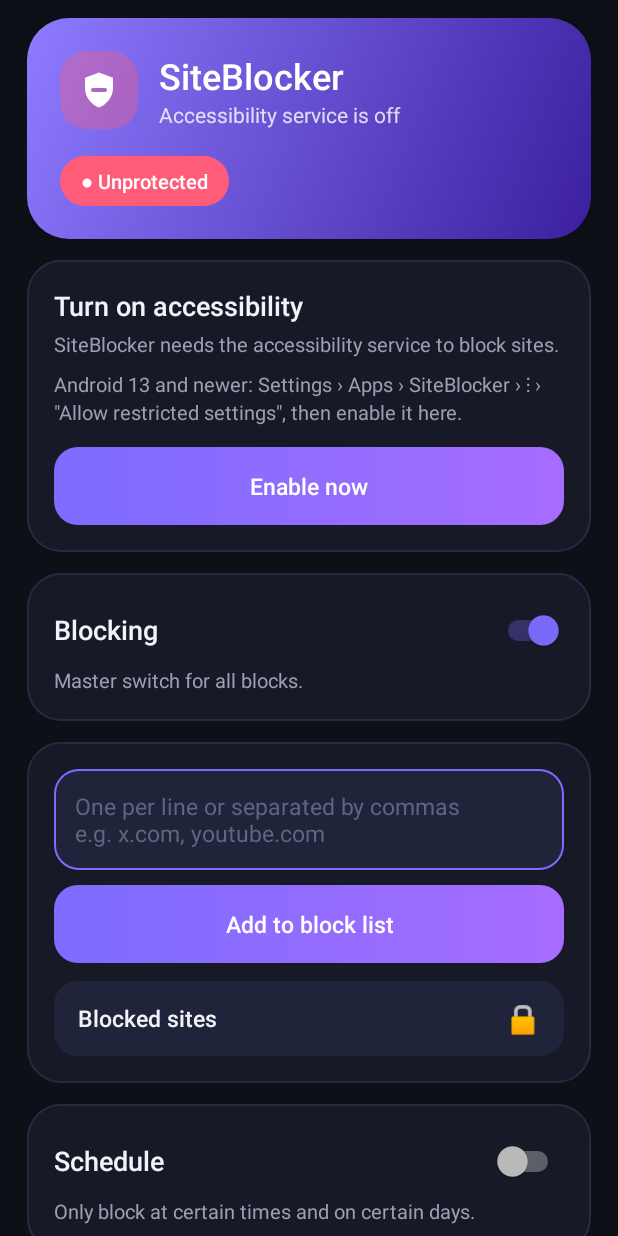
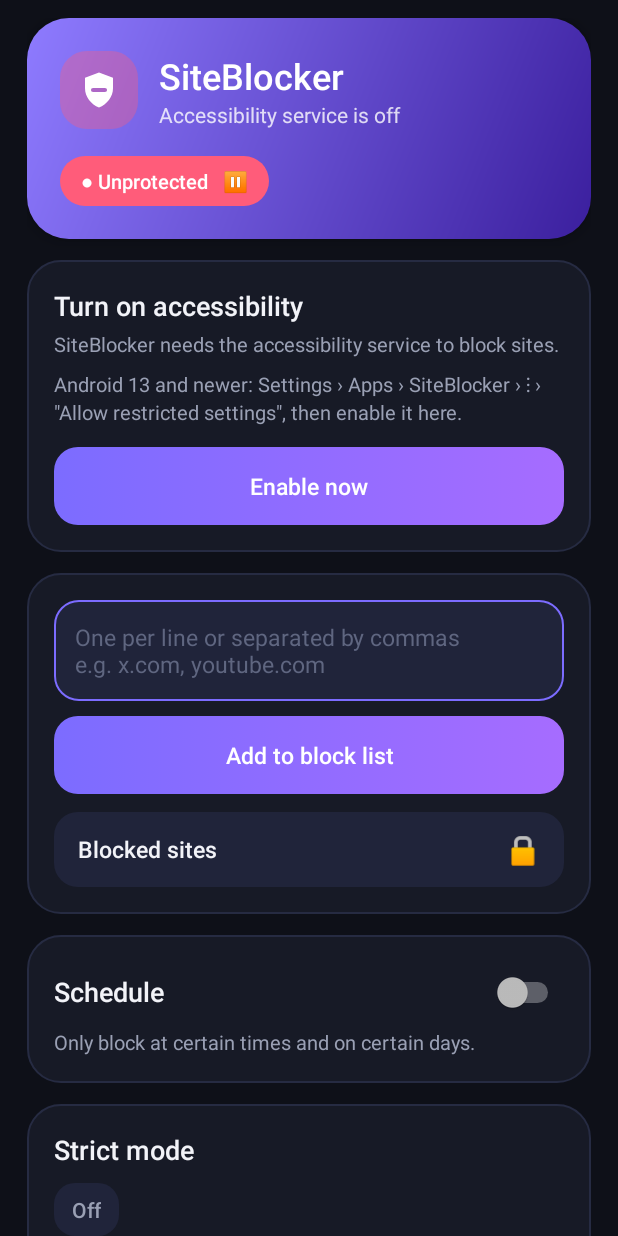
Before and after one commit to MaximusFinch/Website-Blocker, an Android app: the screen it shows after launch (MainActivity), on a phone screen of 412 x 824 dp. Run offline under Robolectric (Android 15) with nearby library versions, the phone set to English and light mode, and no system bars.

Commit message:
Version 1.8
- Replace the "Blocking" master switch with a notice that only shows
  while blocking is paused and slides away once turned on
- Tapping the status pill pauses blocking (with confirmation)

Co-Authored-By: Claude Opus 5.5 <noreply@anthropic.com>

```diff
--- a/app/build.gradle.kts
+++ b/app/build.gradle.kts
@@ -11,8 +11,8 @@ android {
         applicationId = "app.siteblocker"
         minSdk = 24
         targetSdk = 34
-        versionCode = 8
-        versionName = "1.7"
+        versionCode = 9
+        versionName = "1.8"
     }
 
     // The signing key is NOT stored in this repository. The build reads it from
--- a/app/src/main/java/app/siteblocker/MainActivity.kt
+++ b/app/src/main/java/app/siteblocker/MainActivity.kt
@@ -50,7 +50,6 @@ class MainActivity : Activity() {
     private lateinit var serviceCard: View
     private lateinit var btnService: Button
     private lateinit var locked: TextView
-    private lateinit var swEnabled: Switch
     private lateinit var input: EditText
     private lateinit var siteList: LinearLayout
     private lateinit var swSchedule: Switch
@@ -110,7 +109,6 @@ class MainActivity : Activity() {
         serviceCard = findViewById(R.id.service_card)
         btnService = findViewById(R.id.btn_service)
         locked = findViewById(R.id.locked)
-        swEnabled = findViewById(R.id.sw_enabled)
         input = findViewById(R.id.input_site)
         siteList = findViewById(R.id.site_list)
         swSchedule = findViewById(R.id.sw_schedule)
@@ -128,10 +126,23 @@ class MainActivity : Activity() {
         btnAdd = findViewById(R.id.btn_add)
         btnAdd.setOnClickListener { addSites() }
 
-        swEnabled.setOnCheckedChangeListener { _, checked ->
-            if (binding) return@setOnCheckedChangeListener
-            if (!checked && isLocked()) { denied(); refresh(); return@setOnCheckedChangeListener }
-            BlockConfig.setEnabled(this, checked); refresh()
+        // Paused-notice: "Turn on" closes it (it slides away upwards)
+        findViewById<Button>(R.id.btn_enable).setOnClickListener {
+            BlockConfig.setEnabled(this, true); refresh()
+        }
+
+        // Tapping the status pauses blocking (or turns it back on)
+        status.setOnClickListener {
+            when {
+                !BlockConfig.isEnabled(this) -> { BlockConfig.setEnabled(this, true); refresh() }
+                isLocked() -> denied()
+                else -> AlertDialog.Builder(this)
+                    .setTitle("Pause blocking?")
+                    .setMessage("Nothing will be blocked until you turn it back on.")
+                    .setPositiveButton("Pause") { _, _ -> BlockConfig.setEnabled(this, false); refresh() }
+                    .setNegativeButton("Cancel", null)
+                    .show()
+            }
         }
 
         swSchedule.setOnCheckedChangeListener { _, checked ->
@@ -282,7 +293,10 @@ class MainActivity : Activity() {
         }
         val protectedNow = reason == null
         val statusColor = getColor(if (protectedNow) R.color.success else R.color.danger)
-        status.setText(if (protectedNow) R.string.status_ok else R.string.status_off)
+        // Pause symbol shows that the status can be tapped to pause blocking
+        val canPause = BlockConfig.isEnabled(this) && !isLocked()
+        status.text = getString(if (protectedNow) R.string.status_ok else R.string.status_off) +
+            if (canPause) "   ⏸" else ""
         status.setTextColor(if (protectedNow) 0xFF06281A.toInt() else 0xFFFFFFFF.toInt())
         headerSub.setText(reason ?: R.string.sub_active)
         status.background = GradientDrawable().apply {
@@ -297,11 +311,11 @@ class MainActivity : Activity() {
 
         val lock = isLocked()
         locked.visibility = if (lock) View.VISIBLE else View.GONE
+        // Only shown while blocking is paused (never in strict mode)
+        cardEnabled.visibility = if (!lock && !BlockConfig.isEnabled(this)) View.VISIBLE else View.GONE
         // Can't be changed in strict mode -> don't show at all
-        cardEnabled.visibility = if (lock) View.GONE else View.VISIBLE
         cardSchedule.visibility = if (lock) View.GONE else View.VISIBLE
 
-        swEnabled.isChecked = BlockConfig.isEnabled(this)
         swSchedule.isChecked = BlockConfig.isScheduleEnabled(this)
         scheduleBox.visibility = if (swSchedule.isChecked) View.VISIBLE else View.GONE
         btnStart.text = fmt(BlockConfig.getStart(this))
--- a/app/src/main/res/layout/activity_main.xml
+++ b/app/src/main/res/layout/activity_main.xml
@@ -9,6 +9,7 @@
     <LinearLayout
         android:layout_width="match_parent"
         android:layout_height="wrap_content"
+        android:animateLayoutChanges="true"
         android:orientation="vertical"
         android:paddingHorizontal="18dp"
         android:paddingTop="12dp"
@@ -114,19 +115,24 @@
             android:textSize="14sp"
             android:visibility="gone" />
 
-        <!-- Master switch (hidden in strict mode) -->
+        <!-- Notice: blocking turned off. Only shown while off, slides away once turned on -->
         <LinearLayout
             android:id="@+id/card_enabled"
-            style="@style/Card">
+            style="@style/Card"
+            android:visibility="gone">
 
-            <Switch
-                android:id="@+id/sw_enabled"
-                style="@style/CardSwitch"
-                android:text="@string/blocking_enabled" />
+            <TextView
+                style="@style/CardTitle"
+                android:text="@string/blocking_off_title" />
 
             <TextView
                 style="@style/CardDesc"
-                android:text="@string/blocking_desc" />
+                android:text="@string/blocking_off_desc" />
+
+            <Button
+                android:id="@+id/btn_enable"
+                style="@style/PrimaryButton"
+                android:text="@string/turn_on" />
         </LinearLayout>
 
         <!-- Block list -->
--- a/app/src/main/res/values/strings.xml
+++ b/app/src/main/res/values/strings.xml
@@ -11,7 +11,7 @@
     <string name="status_off">●  Unprotected</string>
     <string name="sub_active">Sites on your list are being blocked</string>
     <string name="sub_service_off">Accessibility service is off</string>
-    <string name="sub_disabled">Blocking is turned off</string>
+    <string name="sub_disabled">Blocking is paused</string>
     <string name="sub_no_sites">No sites on the block list</string>
     <string name="sub_schedule">Outside the scheduled times</string>
     <string name="auth_title">Show blocked sites</string>
@@ -19,8 +19,9 @@
     <string name="service_off_title">Turn on accessibility</string>
     <string name="service_off_desc">SiteBlocker needs the accessibility service to block sites.</string>
     <string name="enable_service">Enable now</string>
-    <string name="blocking_enabled">Blocking</string>
-    <string name="blocking_desc">Master switch for all blocks.</string>
+    <string name="blocking_off_title">Blocking is paused</string>
+    <string name="blocking_off_desc">Nothing is being blocked right now. To pause again later, tap the green status.</string>
+    <string name="turn_on">Turn on</string>
     <string name="sites_header">Blocked sites</string>
     <string name="sites_hint">One per line or separated by commas\ne.g. x.com, youtube.com</string>
     <string name="add">Add to block list</string>
@@ -38,5 +39,5 @@
     <string name="locked_hint">Strict mode is activated – changes are possible once it ends.</string>
     <string name="help">Android 13 and newer: Settings › Apps › SiteBlocker › ⋮ › \"Allow restricted settings\", then enable it here.</string>
     <string name="version_label">Version</string>
-    <string name="version">SiteBlocker 1.7</string>
+    <string name="version">SiteBlocker 1.8</string>
 </resources>
```
